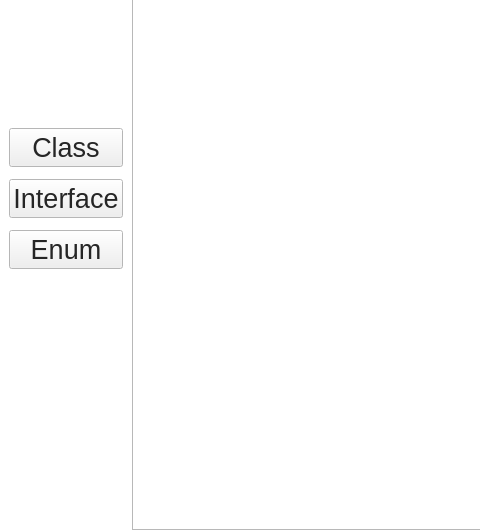
The window that src/ui/project.ui (Trifsoft/diagrampp) describes before a commit, drawn with Qt 5; both pictures show x 0 to 480 and y 190 to 720 of the 1280 by 720 pixel window.
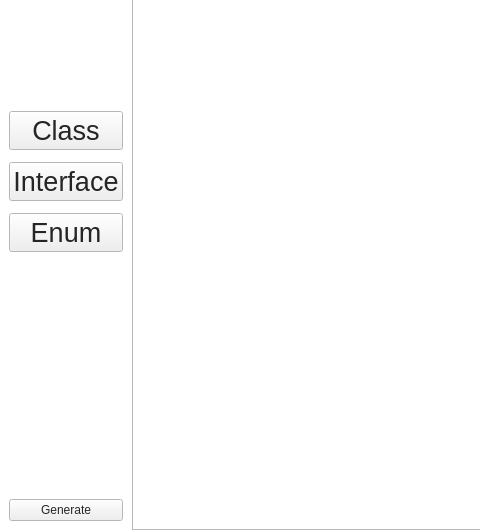
The same window after the commit. Icons and pictures are not drawn.

Patch:
```diff
--- a/src/ui/project.ui
+++ b/src/ui/project.ui
@@ -358,6 +358,13 @@
           </property>
          </spacer>
         </item>
+        <item>
+         <widget class="QPushButton" name="generate_project">
+          <property name="text">
+           <string>Generate</string>
+          </property>
+         </widget>
+        </item>
        </layout>
       </widget>
      </item>
```
Left out of the diff: 2 changed lines with no effect on the pictures.
